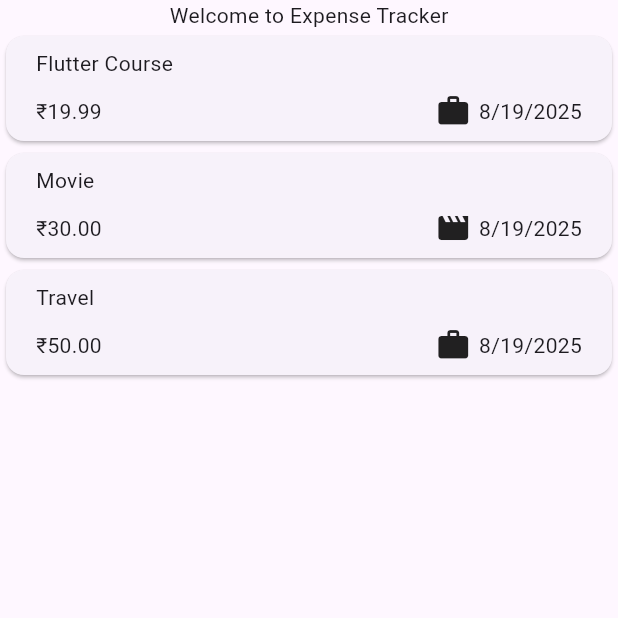
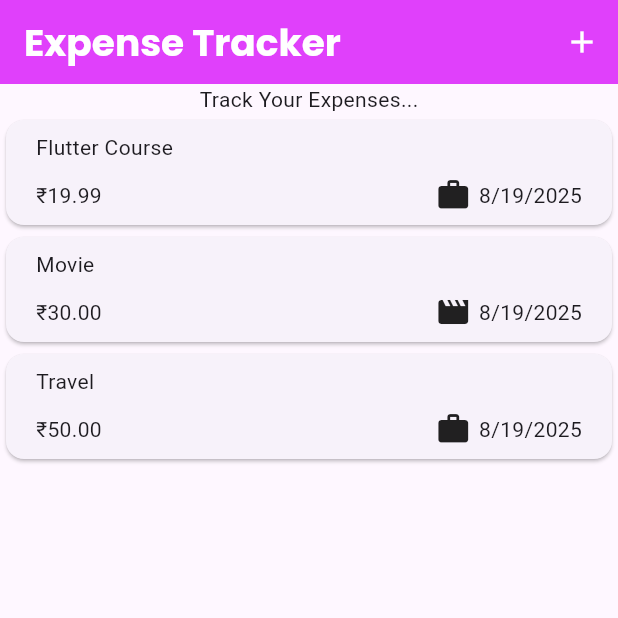
Before and after one commit to prashantmanna/expense_tracker, a Flutter app: the screen it shows after launch, on a phone screen of 412 x 824 dp, the top half of it. Run offline on Flutter 3.47's test engine with Material 3 defaults, Android fonts, the phone set to English and light mode, and no system bars; our stand-ins replace google_fonts.

Commit message:
second commit

```diff
--- a/lib/expenses_list/Expenses.dart
+++ b/lib/expenses_list/Expenses.dart
@@ -1,6 +1,9 @@
 import 'package:flutter/material.dart';
 import 'package:expense_tracker/models/Expense.dart';
 import 'package:expense_tracker/expenses_list/Expenses_List.dart';
+import 'package:google_fonts/google_fonts.dart';
+
+import 'new_expense.dart';
 
 class Expenses extends StatefulWidget {
   const Expenses({super.key});
@@ -33,12 +36,35 @@ class _Expenses extends State<Expenses> {
     ),
   ];
 
+  void _addExpense(){
+    showModalBottomSheet(context: context, builder: (ctx) {
+      return NewExpense();
+
+    });
+  }
+
   @override
   Widget build(BuildContext context) {
     return Scaffold(
+      appBar: AppBar(
+        title: Text("Expense Tracker",style: GoogleFonts.poppins(
+          fontSize: 25,
+          color: Colors.white,
+          fontWeight: FontWeight.bold,
+        ),),
+        backgroundColor: Colors.purpleAccent,
+        actions: [
+          IconButton(
+          icon: Icon(Icons.add),
+          color: Colors.white,
+          onPressed: _addExpense
+          ),
+
+        ],
+      ),
       body: Column(
         children: [
-          Text("Welcome to Expense Tracker"),
+          Text("Track Your Expenses..."),
           Expanded(child: Expenses_List(expenses_list: _registeredExpenses)),
         ],
       ),
--- a/lib/main.dart
+++ b/lib/main.dart
@@ -4,7 +4,8 @@ import 'expenses_list/Expenses.dart';
 
 void main(){
   runApp(
-      const MaterialApp(
+       MaterialApp(
+        theme: ThemeData(useMaterial3: true),
         debugShowCheckedModeBanner: false,
     home: Expenses(),
   ));
--- a/pubspec.yaml
+++ b/pubspec.yaml
@@ -36,6 +36,7 @@ dependencies:
   cupertino_icons: ^1.0.8
   uuid: ^4.5.1
   intl: ^0.20.2
+  google_fonts: ^6.3.0
 
 dev_dependencies:
   flutter_test:
```
Also changed, not shown: lib/expenses_list/new_expense.dart (added, +46 -0 lines), pubspec.lock, 1 other file.
